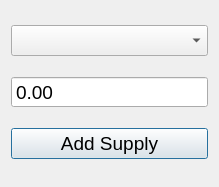
The window that src/windows/ui/AddSupplyDialog.ui (1icolo/AUPay) describes before a commit, drawn with Qt 5.
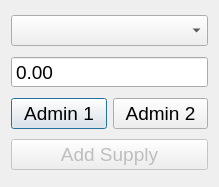
The same window after the commit.

```diff
--- a/src/windows/ui/AddSupplyDialog.ui
+++ b/src/windows/ui/AddSupplyDialog.ui
@@ -33,8 +33,29 @@
      </property>
     </widget>
    </item>
+   <item>
+    <layout class="QHBoxLayout" name="horizontalLayout">
+     <item>
+      <widget class="QPushButton" name="button_admin1">
+       <property name="text">
+        <string>Admin 1</string>
+       </property>
+      </widget>
+     </item>
+     <item>
+      <widget class="QPushButton" name="button_admin2">
+       <property name="text">
+        <string>Admin 2</string>
+       </property>
+      </widget>
+     </item>
+    </layout>
+   </item>
    <item>
     <widget class="QPushButton" name="pushButton">
+     <property name="enabled">
+      <bool>false</bool>
+     </property>
      <property name="text">
       <string>Add Supply</string>
      </property>
```
